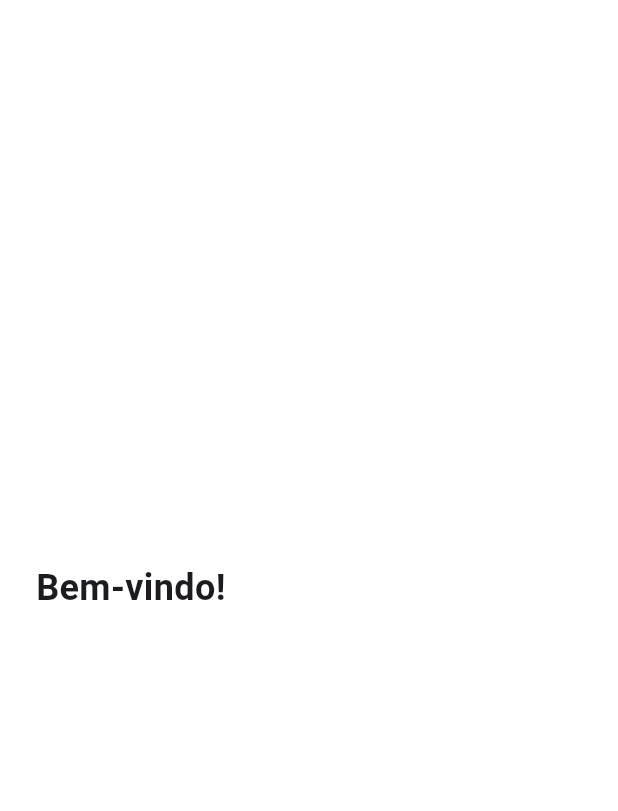
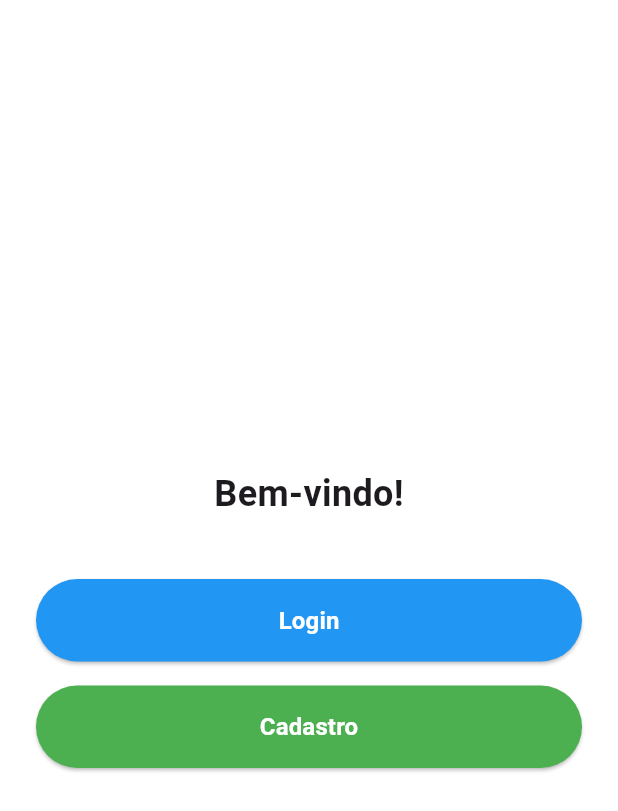
Before and after one commit to AlissonGRN/flutter-simple-login-app, a Flutter app: the screen it shows after launch, on a phone screen of 412 x 824 dp. Shown: the top 811 px of the screen. Run offline on Flutter 3.47's test engine with Material 3 defaults, Android fonts, the phone set to English and light mode, and no system bars.

Commit message:
feat: add buttons to login and sign up on welcome screen

```diff
--- a/lib/screens/welcome_screen.dart
+++ b/lib/screens/welcome_screen.dart
@@ -18,6 +18,16 @@ class WelcomeScreen extends StatelessWidget {
               style: TextStyle(fontSize: 24, fontWeight: FontWeight.bold),
             ),
             const SizedBox(height: 40),
+            CustomButton(
+              text: 'Login',
+              onPressed: () => Navigator.pushNamed(context, Routes.login),
+            ),
+            const SizedBox(height: 16),
+            CustomButton(
+              text: 'Cadastro',
+              onPressed: () => Navigator.pushNamed(context, Routes.signup),
+              backgroundColor: Colors.green,
+            ),
           ],
         ),
       ),
```
